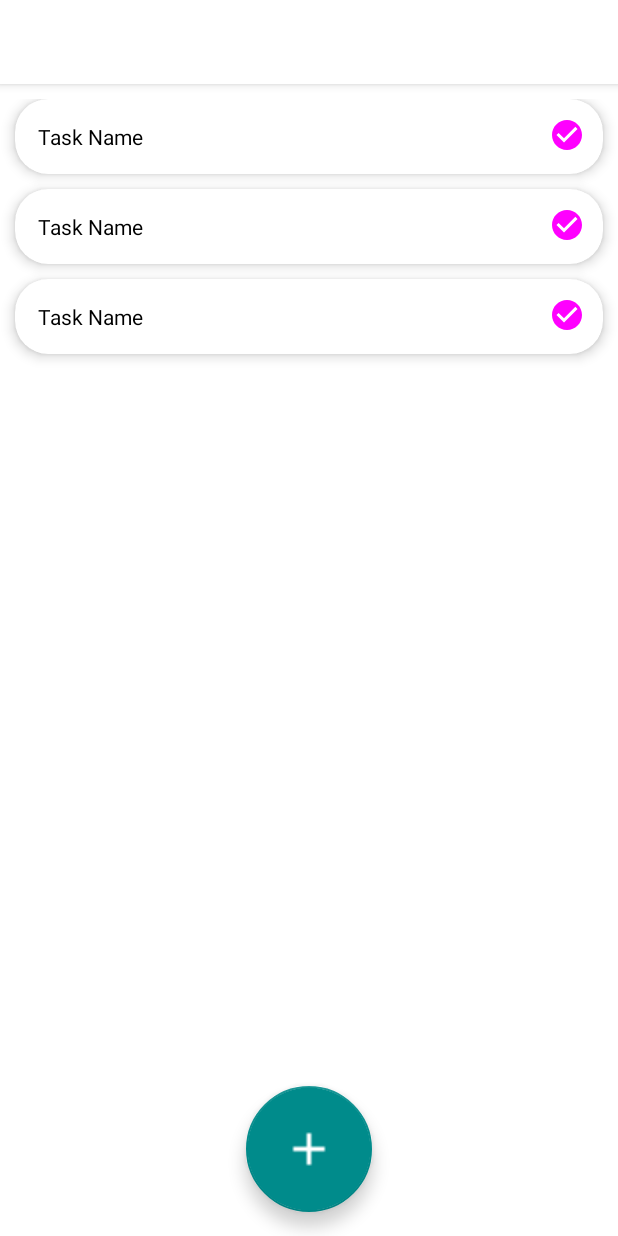
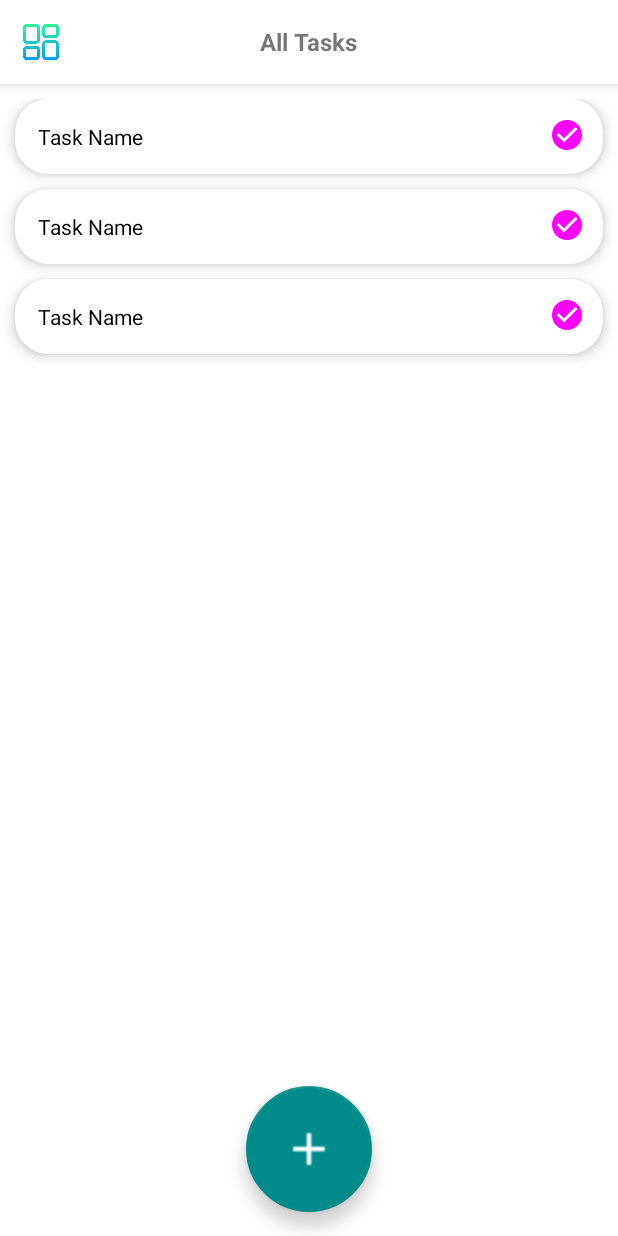
Before and after one commit to Saawry/TodoList, an Android app: the layout activity_main.xml on its own in the app's theme, with its tools: preview values and no code run, on a phone screen of 412 x 824 dp. Run offline under Robolectric (Android 15) with nearby library versions, the phone set to English and light mode, and no system bars.

```diff
--- a/app/src/main/AndroidManifest.xml
+++ b/app/src/main/AndroidManifest.xml
@@ -3,6 +3,7 @@
     xmlns:tools="http://schemas.android.com/tools">
 
     <application
+        android:name=".di.AppInstance"
         android:allowBackup="true"
         android:dataExtractionRules="@xml/data_extraction_rules"
         android:fullBackupContent="@xml/backup_rules"
@@ -13,7 +14,7 @@
         android:theme="@style/Theme.TodoList"
         tools:targetApi="31">
         <activity
-            android:name=".MainActivity"
+            android:name=".activities.MainActivity"
             android:theme="@style/Theme.TodoList.NoActionBar"
             android:exported="true">
             <intent-filter>
--- a/app/src/main/java/com/mostafiz/android/todolist/MainActivity.kt
+++ b/app/src/main/java/com/mostafiz/android/todolist/activities/MainActivity.kt
@@ -1,9 +1,11 @@
-package com.mostafiz.android.todolist
+package com.mostafiz.android.todolist.activities
 
 import androidx.appcompat.app.AppCompatActivity
 import android.os.Bundle
 import com.mostafiz.android.todolist.databinding.ActivityMainBinding
+import dagger.hilt.android.AndroidEntryPoint
 
+@AndroidEntryPoint
 class MainActivity : AppCompatActivity() {
     private var _binding: ActivityMainBinding? = null
 
--- /dev/null
+++ b/app/src/main/java/com/mostafiz/android/todolist/storage/AppDatabase.kt
@@ -0,0 +1,5 @@
+package com.mostafiz.android.todolist.storage
+
+object AppDatabase {
+
+}
--- a/app/src/main/res/layout/activity_main.xml
+++ b/app/src/main/res/layout/activity_main.xml
@@ -4,29 +4,17 @@
     xmlns:tools="http://schemas.android.com/tools"
     android:layout_width="match_parent"
     android:layout_height="match_parent"
-    tools:context=".MainActivity">
+    tools:context=".activities.MainActivity">
 
-    <com.google.android.material.appbar.AppBarLayout
-        android:id="@+id/app_bar"
-        android:layout_width="match_parent"
-        android:layout_height="wrap_content"
-        android:layout_alignParentTop="true"
-        android:theme="@style/Theme.HishabeeTask.AppBarOverlay">
-
-        <com.google.android.material.appbar.MaterialToolbar
-            android:id="@+id/toolbar"
-            android:layout_width="match_parent"
-            android:layout_height="?attr/actionBarSize"
-            android:background="@color/white"
-            app:popupTheme="@style/Theme.HishabeeTask.PopupOverlay" />
-
-    </com.google.android.material.appbar.AppBarLayout>
+    <include
+        android:id="@+id/toolbar"
+        layout="@layout/custom_toolbar" />
 
     <androidx.recyclerview.widget.RecyclerView
         android:id="@+id/task_recycler"
         android:layout_width="match_parent"
         android:layout_height="match_parent"
-        android:layout_below="@+id/app_bar"
+        android:layout_below="@+id/toolbar"
         android:layout_marginTop="10dp"
         tools:listitem="@layout/card_task_item" />
 
--- a/build.gradle
+++ b/build.gradle
@@ -3,4 +3,5 @@ plugins {
     id 'com.android.application' version '7.3.0' apply false
     id 'com.android.library' version '7.3.0' apply false
     id 'org.jetbrains.kotlin.android' version '1.7.10' apply false
+    id 'com.google.dagger.hilt.android' version '2.42' apply false
 }
```
Also changed, not shown: app/build.gradle (+13 -0 lines), app/src/main/java/com/mostafiz/android/todolist/di/AppInstance.kt (added, +12 -0 lines).
